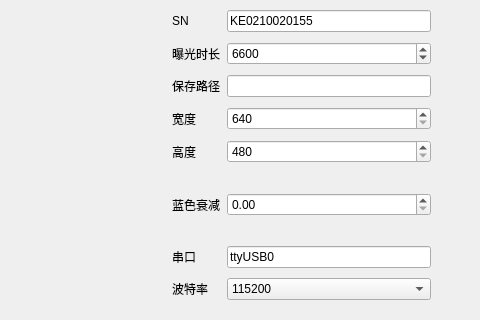
mrwang-19/HNU_RMUT_Vision, file mainwindow.ui: the form before one commit; both pictures show x 544 to 1024 and y 0 to 320 of the 1024 by 600 pixel window.
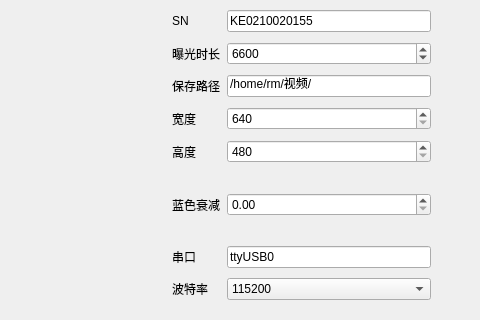
The form after the commit.

Diff of the .ui file:
```diff
--- a/mainwindow.ui
+++ b/mainwindow.ui
@@ -114,7 +114,11 @@
       </widget>
      </item>
      <item row="2" column="1">
-      <widget class="QLineEdit" name="savePathEdit"/>
+      <widget class="QLineEdit" name="savePathEdit">
+       <property name="text">
+        <string>/home/rm/视频/</string>
+       </property>
+      </widget>
      </item>
      <item row="8" column="0">
       <widget class="QLabel" name="label_8">
```
